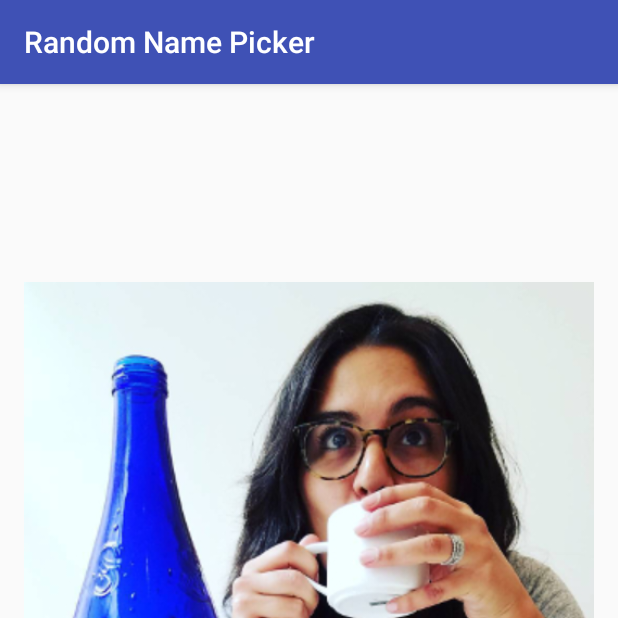
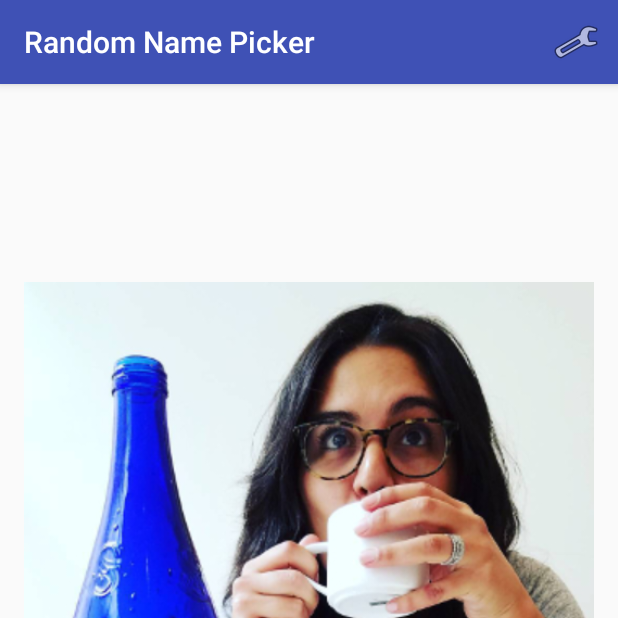
Before and after one commit to xizz/Random-Name-Picker, an Android app: the screen it shows after launch (MainActivity), after a tap on "NEXT NAME", on a phone screen of 412 x 824 dp, the top half of it. Run offline under Robolectric (Android 15) with nearby library versions, the phone set to English and light mode, and no system bars; our stand-ins replace ButterKnife.

Commit message:
Added preference setting

```diff
--- a/app/src/main/java/com/xi_zz/randomnamepicker/MainFragment.java
+++ b/app/src/main/java/com/xi_zz/randomnamepicker/MainFragment.java
@@ -1,8 +1,11 @@
 package com.xi_zz.randomnamepicker;
 
+import android.content.SharedPreferences;
 import android.os.Bundle;
 import android.support.annotation.Nullable;
 import android.support.v4.app.Fragment;
+import android.support.v7.app.AppCompatActivity;
+import android.support.v7.preference.PreferenceManager;
 import android.view.LayoutInflater;
 import android.view.Menu;
 import android.view.MenuInflater;
@@ -32,6 +35,9 @@ public class MainFragment extends Fragment {
 	@Override
 	public void onCreate(Bundle savedInstanceState) {
 		super.onCreate(savedInstanceState);
+		setHasOptionsMenu(true);
+		((AppCompatActivity) getActivity()).getSupportActionBar().setTitle(R.string.app_name);
+
 		mNames = new ArrayList<>();
 
 		mNames.add(new Person("Anna Xinrui Lu", R.drawable.anna));
@@ -82,7 +88,11 @@ public class MainFragment extends Fragment {
 	public boolean onOptionsItemSelected(final MenuItem item) {
 		switch (item.getItemId()) {
 			case R.id.settings:
-
+				getFragmentManager()
+						.beginTransaction()
+						.addToBackStack(null)
+						.replace(R.id.container, new SettingsFragment())
+						.commit();
 				return true;
 			default:
 				return super.onOptionsItemSelected(item);
@@ -91,12 +101,21 @@ public class MainFragment extends Fragment {
 
 	@OnClick(R2.id.next_name_button)
 	public void displayRandomName() {
-		if (mCopy.isEmpty())
-			mCopy.addAll(mNames);
+		SharedPreferences preferences = PreferenceManager.getDefaultSharedPreferences(getContext());
+		boolean callEveryone = preferences.getBoolean(getString(R.string.everyone_gets_called), false);
+		if (!callEveryone) {
+			int randomNum = (int) (Math.random() * mNames.size());
+			setDisplay(mNames.get(randomNum));
+		} else {
+			if (mCopy.isEmpty())
+				mCopy.addAll(mNames);
 
-		int randomNum = (int) (Math.random() * mCopy.size());
-		Person person = mCopy.remove(randomNum);
+			int randomNum = (int) (Math.random() * mCopy.size());
+			setDisplay(mCopy.remove(randomNum));
+		}
+	}
 
+	private void setDisplay(Person person) {
 		mNameView.setText(person.name);
 		if (person.image != 0) {
 			mImageView.setImageResource(person.image);
--- a/app/src/main/res/values/strings.xml
+++ b/app/src/main/res/values/strings.xml
@@ -1,4 +1,5 @@
 <resources>
 	<string name="app_name">Random Name Picker</string>
-	<string name="title_activity_settings">Settings</string>
+	<string name="settings">Settings</string>
+	<string name="everyone_gets_called">everyone_gets_called</string>
 </resources>
--- a/app/src/main/res/values/styles.xml
+++ b/app/src/main/res/values/styles.xml
@@ -6,6 +6,7 @@
 		<item name="colorPrimary">@color/colorPrimary</item>
 		<item name="colorPrimaryDark">@color/colorPrimaryDark</item>
 		<item name="colorAccent">@color/colorAccent</item>
+		<item name="preferenceTheme">@style/PreferenceThemeOverlay.v14.Material</item>
 	</style>
 
 </resources>
```
Also changed, not shown: app/build.gradle (+10 -3 lines), app/src/main/java/com/xi_zz/randomnamepicker/SettingsFragment.java (added, +33 -0 lines), app/src/main/res/xml/settings.xml (added, +11 -0 lines).
